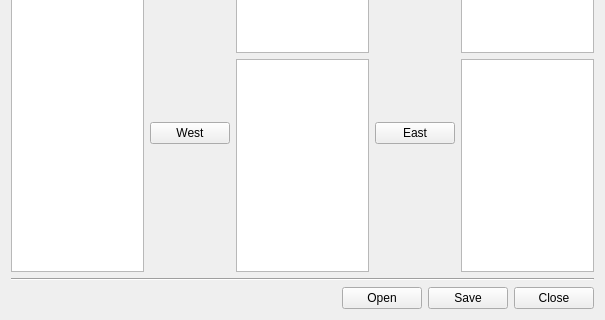
Qt form src/desktop/forms/DealEditorUI.ui (arabine/icl) before a commit; both pictures show x 0 to 605 and y 242 to 562 of the 605 by 562 pixel window.
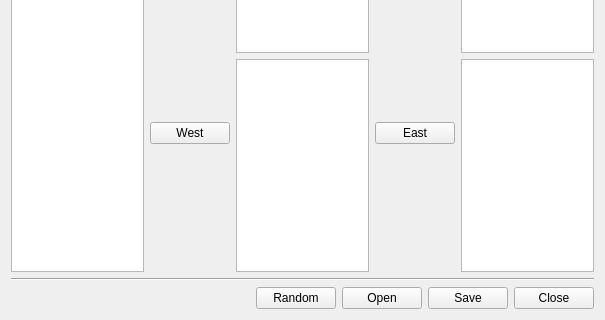
The same form after that commit. Icons and pictures are not drawn.

Commit message: DealFile class now manages random creation of a deal Addded random button in the editor to create random deals Factorized DealFile usage in TarotEngine

What changed in the file:
```diff
--- a/src/desktop/forms/DealEditorUI.ui
+++ b/src/desktop/forms/DealEditorUI.ui
@@ -159,6 +159,13 @@
        </property>
       </spacer>
      </item>
+     <item>
+      <widget class="QPushButton" name="randomButton">
+       <property name="text">
+        <string>Random</string>
+       </property>
+      </widget>
+     </item>
      <item>
       <widget class="QPushButton" name="openButton">
        <property name="text">
```
The commit also changes 8 other files.
